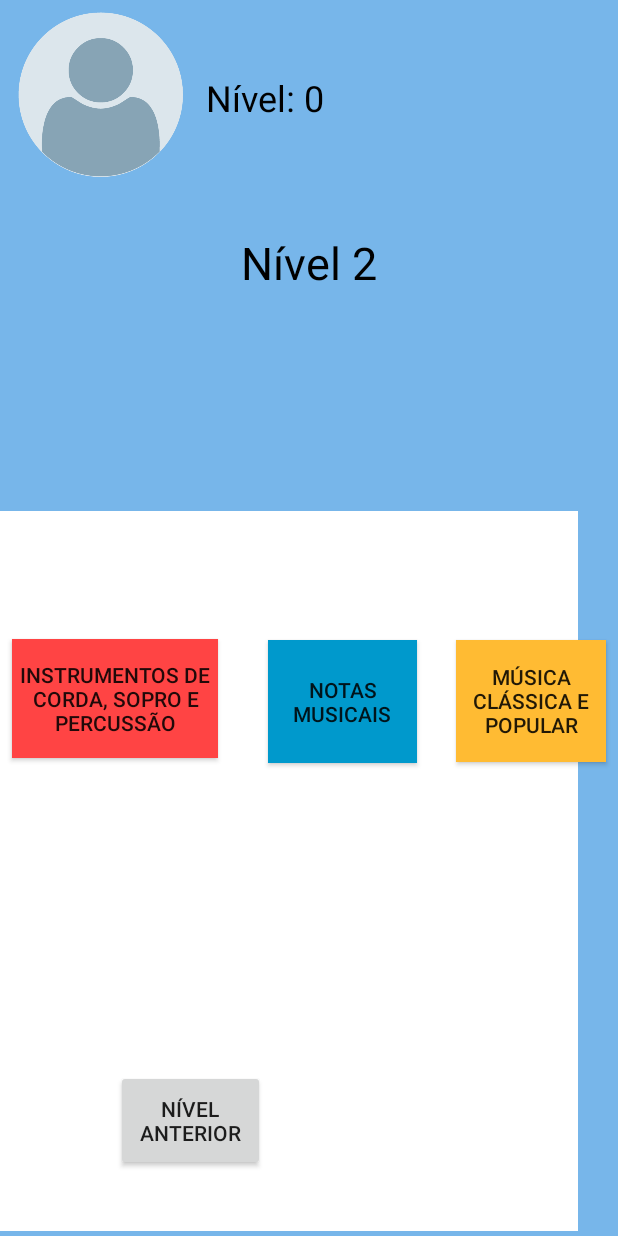
After one commit to BrenoUSP/MusicApp, an Android app: the lvl2_content screen opened directly, with no data from a screen before it, on a phone screen of 412 x 824 dp. The commit adds this screen. Run offline under Robolectric (Android 15) with nearby library versions, the phone set to English and light mode, and no system bars.

Commit message:
Esqueletos de telas de níveis até o nível 2.

```diff
--- a/Software/Musication/app/src/main/AndroidManifest.xml
+++ b/Software/Musication/app/src/main/AndroidManifest.xml
@@ -39,6 +39,11 @@
         <activity android:name=".RegisterActivity" />
         <activity
             android:name=".lvl1_content"
+            android:theme="@style/AppTheme.NoActionBar" />
+        <activity android:name=".lvl1_teomus_1" />
+        <activity android:name=".lvl1_teomus_2" />
+        <activity
+            android:name=".lvl2_content"
             android:theme="@style/AppTheme.NoActionBar">
         </activity>
     </application>
--- a/Software/Musication/app/src/main/java/efestus/musication/LoginActivity.java
+++ b/Software/Musication/app/src/main/java/efestus/musication/LoginActivity.java
@@ -77,6 +77,10 @@ public class LoginActivity extends AppCompatActivity {
                             intent = new Intent(LoginActivity.this, lvl1_content.class);
                             startActivity(intent);
                             break;
+                        case 2:
+                            intent = new Intent(LoginActivity.this, lvl2_content.class);
+                            startActivity(intent);
+                            break;
 
                     }
 
--- a/Software/Musication/app/src/main/java/efestus/musication/RegisterActivity.java
+++ b/Software/Musication/app/src/main/java/efestus/musication/RegisterActivity.java
@@ -83,6 +83,12 @@ public class RegisterActivity extends AppCompatActivity {
 
                     editor.putInt("level", 0);
 
+                    editor.putInt("level_instr", 0);
+
+                    editor.putInt("level_teomus", 0);
+
+                    editor.putInt("level_genre", 0);
+
                     String encodedImage = "";
 
                     if(bitmapFinal != null){
--- /dev/null
+++ b/Software/Musication/app/src/main/java/efestus/musication/lvl2_content.java
@@ -0,0 +1,137 @@
+package efestus.musication;
+
+import android.content.DialogInterface;
+import android.content.Intent;
+import android.content.SharedPreferences;
+import android.graphics.Bitmap;
+import android.graphics.BitmapFactory;
+import android.support.v7.app.AlertDialog;
+import android.support.v7.app.AppCompatActivity;
+import android.os.Bundle;
+import android.util.Base64;
+import android.view.View;
+import android.widget.Button;
+import android.widget.ImageView;
+import android.widget.TextView;
+import android.widget.Toast;
+
+public class lvl2_content extends AppCompatActivity {
+
+    @Override
+    protected void onCreate(Bundle savedInstanceState) {
+        super.onCreate(savedInstanceState);
+        setContentView(R.layout.activity_lvl2_content);
+
+        SharedPreferences pref = getApplicationContext().getSharedPreferences("MyPref", 0); // 0 - for private mode
+
+        TextView textView1 = (TextView) findViewById(R.id.textView1);
+        textView1.setText("Nível: " + pref.getInt("level", 0));
+        TextView textView = (TextView) findViewById(R.id.textView);
+        textView.setText(pref.getString("username", ""));
+
+        String imagePath = pref.getString("image", "");
+
+        if(imagePath != ""){
+            byte[] b = Base64.decode(imagePath, Base64.DEFAULT);
+            Bitmap bitmap = BitmapFactory.decodeByteArray(b, 0, b.length);
+            ImageView imageView = (ImageView) findViewById(R.id.imageView3);
+            imageView.setImageBitmap(bitmap);
+        }
+
+        Button but3 = (Button) findViewById(R.id.button3);
+        but3.setOnClickListener(new View.OnClickListener() {
+            @Override
+            public void onClick(View view) {
+                SharedPreferences pref = getApplicationContext().getSharedPreferences("MyPref", 0);
+                SharedPreferences.Editor editor = pref.edit();
+
+                if(pref.getInt("level_genre", 0) == 2){
+                    //Intent intent = new Intent(lvl2_content.this, lvl2_notmus_1.class);
+                    //startActivity(intent);
+                } else {
+                    AlertDialog.Builder builder1 = new AlertDialog.Builder(lvl2_content.this);
+                    builder1.setMessage("Comece o ramo de gêneros musicais para começar esse módulo!");
+
+                    builder1.setCancelable(true);
+
+                    builder1.setPositiveButton("Ok", new DialogInterface.OnClickListener() {
+                        public void onClick(DialogInterface dialog, int id) {
+                            dialog.cancel();
+                        }
+                    });
+
+                    AlertDialog alert11 = builder1.create();
+                    alert11.show();
+                }
+
+            }
+        });
+
+        Button but1 = (Button) findViewById(R.id.button1);
+        but1.setOnClickListener(new View.OnClickListener() {
+            @Override
+            public void onClick(View view) {
+                SharedPreferences pref = getApplicationContext().getSharedPreferences("MyPref", 0);
+                SharedPreferences.Editor editor = pref.edit();
+
+                if(pref.getInt("level_instr", 0) == 2){
+                    //Intent intent = new Intent(lvl2_content.this, lvl2_notmus_1.class);
+                    //startActivity(intent);
+                } else {
+                    AlertDialog.Builder builder1 = new AlertDialog.Builder(lvl2_content.this);
+                    builder1.setMessage("Comece o ramo de instrumentos musicais para começar esse módulo!");
+
+                    builder1.setCancelable(true);
+
+                    builder1.setPositiveButton("Ok", new DialogInterface.OnClickListener() {
+                        public void onClick(DialogInterface dialog, int id) {
+                            dialog.cancel();
+                        }
+                    });
+
+                    AlertDialog alert11 = builder1.create();
+                    alert11.show();
+                }
+
+            }
+        });
+
+        Button but2 = (Button) findViewById(R.id.button2);
+        but2.setOnClickListener(new View.OnClickListener() {
+            @Override
+            public void onClick(View view) {
+                SharedPreferences pref = getApplicationContext().getSharedPreferences("MyPref", 0);
+                SharedPreferences.Editor editor = pref.edit();
+
+                if(pref.getInt("level_teomus", 0) == 2){
+                    Intent intent = new Intent(lvl2_content.this, lvl2_notmus_1.class);
+                    startActivity(intent);
+                } else {
+                    AlertDialog.Builder builder1 = new AlertDialog.Builder(lvl2_content.this);
+                    builder1.setMessage("Comece o ramo de teoria musical para começar esse módulo!");
+
+                    builder1.setCancelable(true);
+
+                    builder1.setPositiveButton("Ok", new DialogInterface.OnClickListener() {
+                        public void onClick(DialogInterface dialog, int id) {
+                            dialog.cancel();
+                        }
+                    });
+
+                    AlertDialog alert11 = builder1.create();
+                    alert11.show();
+                }
+
+            }
+        });
+
+        Button but5 = (Button) findViewById(R.id.button5);
+        but5.setOnClickListener(new View.OnClickListener() {
+            @Override
+            public void onClick(View view) {
+                Intent intent = new Intent(lvl2_content.this, lvl1_content.class);
+                startActivity(intent);
+            }
+        });
+    }
+}
--- /dev/null
+++ b/Software/Musication/app/src/main/res/layout/activity_lvl2_content.xml
@@ -0,0 +1,201 @@
+<?xml version="1.0" encoding="utf-8"?>
+<android.support.constraint.ConstraintLayout xmlns:android="http://schemas.android.com/apk/res/android"
+    xmlns:app="http://schemas.android.com/apk/res-auto"
+    xmlns:tools="http://schemas.android.com/tools"
+    android:layout_width="match_parent"
+    android:layout_height="match_parent"
+    android:background="#77b6ea"
+    tools:context=".lvl2_content">
+
+    <Button
+        android:id="@+id/button6"
+        android:layout_width="99dp"
+        android:layout_height="67dp"
+        android:layout_marginBottom="8dp"
+        android:layout_marginEnd="8dp"
+        android:layout_marginLeft="8dp"
+        android:layout_marginRight="8dp"
+        android:layout_marginStart="8dp"
+        android:layout_marginTop="8dp"
+        android:background="@android:color/holo_orange_light"
+        android:enabled="true"
+        android:text="Próximo nível"
+        android:visibility="invisible"
+        app:layout_constraintBottom_toBottomOf="parent"
+        app:layout_constraintEnd_toEndOf="parent"
+        app:layout_constraintHorizontal_bias="0.784"
+        app:layout_constraintStart_toStartOf="parent"
+        app:layout_constraintTop_toTopOf="parent"
+        app:layout_constraintVertical_bias="0.952" />
+
+    <Button
+        android:id="@+id/button5"
+        android:layout_width="99dp"
+        android:layout_height="67dp"
+        android:layout_marginBottom="8dp"
+        android:layout_marginEnd="8dp"
+        android:layout_marginLeft="8dp"
+        android:layout_marginRight="8dp"
+        android:layout_marginStart="8dp"
+        android:layout_marginTop="8dp"
+        android:enabled="true"
+        android:text="Nível anterior"
+        android:visibility="visible"
+        app:layout_constraintBottom_toBottomOf="parent"
+        app:layout_constraintEnd_toEndOf="parent"
+        app:layout_constraintHorizontal_bias="0.234"
+        app:layout_constraintStart_toStartOf="parent"
+        app:layout_constraintTop_toTopOf="parent"
+        app:layout_constraintVertical_bias="0.952" />
+
+    <Button
+        android:id="@+id/button3"
+        android:layout_width="100dp"
+        android:layout_height="81dp"
+        android:layout_marginBottom="8dp"
+        android:layout_marginEnd="8dp"
+        android:layout_marginLeft="8dp"
+        android:layout_marginRight="8dp"
+        android:layout_marginStart="8dp"
+        android:layout_marginTop="8dp"
+        android:background="@android:color/holo_orange_light"
+        android:text="Música clássica e popular"
+        app:layout_constraintBottom_toBottomOf="parent"
+        app:layout_constraintEnd_toEndOf="parent"
+        app:layout_constraintHorizontal_bias="1.0"
+        app:layout_constraintStart_toStartOf="parent"
+        app:layout_constraintTop_toTopOf="parent"
+        app:layout_constraintVertical_bias="0.576" />
+
+    <Button
+        android:id="@+id/button1"
+        android:layout_width="137dp"
+        android:layout_height="79dp"
+        android:layout_marginBottom="8dp"
+        android:layout_marginEnd="8dp"
+        android:layout_marginLeft="8dp"
+        android:layout_marginRight="8dp"
+        android:layout_marginStart="8dp"
+        android:layout_marginTop="8dp"
+        android:background="@android:color/holo_red_light"
+        android:text="Instrumentos de corda, sopro e percussão"
+        app:layout_constraintBottom_toBottomOf="parent"
+        app:layout_constraintEnd_toEndOf="parent"
+        app:layout_constraintHorizontal_bias="0.0"
+        app:layout_constraintStart_toStartOf="parent"
+        app:layout_constraintTop_toTopOf="parent"
+        app:layout_constraintVertical_bias="0.574" />
+
+    <Button
+        android:id="@+id/button2"
+        android:layout_width="99dp"
+        android:layout_height="82dp"
+        android:layout_marginBottom="8dp"
+        android:layout_marginEnd="8dp"
+        android:layout_marginLeft="8dp"
+        android:layout_marginRight="8dp"
+        android:layout_marginStart="8dp"
+        android:layout_marginTop="8dp"
+        android:background="@android:color/holo_blue_dark"
+        android:text="Notas musicais"
+        app:layout_constraintBottom_toBottomOf="parent"
+        app:layout_constraintEnd_toEndOf="parent"
+        app:layout_constraintHorizontal_bias="0.576"
+        app:layout_constraintStart_toStartOf="parent"
+        app:layout_constraintTop_toTopOf="parent"
+        app:layout_constraintVertical_bias="0.577" />
+
+    <ScrollView
+        android:id="@+id/scrollView2"
+        android:layout_width="385dp"
+        android:layout_height="480dp"
+        android:layout_marginBottom="3dp"
+        android:layout_marginTop="8dp"
+        android:background="@android:color/background_light"
+        app:layout_constraintBottom_toBottomOf="parent"
+        app:layout_constraintEnd_toEndOf="parent"
+        app:layout_constraintHorizontal_bias="0.0"
+        app:layout_constraintStart_toStartOf="parent"
+        app:layout_constraintTop_toTopOf="parent"
+        app:layout_constraintVertical_bias="1.0">
+
+    </ScrollView>
+
+    <TextView
+        android:id="@+id/textView"
+        android:layout_width="wrap_content"
+        android:layout_height="wrap_content"
+        android:layout_marginBottom="8dp"
+        android:layout_marginEnd="8dp"
+        android:layout_marginLeft="8dp"
+        android:layout_marginRight="8dp"
+        android:layout_marginStart="8dp"
+        android:layout_marginTop="8dp"
+        android:text="Usuário"
+        android:textColor="@android:color/background_dark"
+        android:textSize="24sp"
+        app:layout_constraintBottom_toTopOf="@+id/scrollView2"
+        app:layout_constraintEnd_toEndOf="parent"
+        app:layout_constraintHorizontal_bias="0.018"
+        app:layout_constraintStart_toEndOf="@+id/imageView3"
+        app:layout_constraintTop_toTopOf="parent"
+        app:layout_constraintVertical_bias="0.0" />
+
+    <TextView
+        android:id="@+id/textView16"
+        android:layout_width="wrap_content"
+        android:layout_height="wrap_content"
+        android:layout_marginBottom="8dp"
+        android:layout_marginEnd="8dp"
+        android:layout_marginLeft="8dp"
+        android:layout_marginRight="8dp"
+        android:layout_marginStart="8dp"
+        android:layout_marginTop="128dp"
+        android:text="Nível 2"
+        android:textColor="@android:color/background_dark"
+        android:textSize="30sp"
+        app:layout_constraintBottom_toBottomOf="parent"
+        app:layout_constraintEnd_toEndOf="parent"
+        app:layout_constraintStart_toStartOf="parent"
+        app:layout_constraintTop_toTopOf="parent"
+        app:layout_constraintVertical_bias="0.041" />
+
+    <ImageView
+        android:id="@+id/imageView3"
+        android:layout_width="118dp"
+        android:layout_height="110dp"
+        android:layout_marginBottom="432dp"
+        android:layout_marginEnd="8dp"
+        android:layout_marginLeft="8dp"
+        android:layout_marginRight="8dp"
+        android:layout_marginStart="8dp"
+        android:layout_marginTop="8dp"
+        app:layout_constraintBottom_toBottomOf="parent"
+        app:layout_constraintEnd_toEndOf="parent"
+        app:layout_constraintHorizontal_bias="0.0"
+        app:layout_constraintStart_toStartOf="parent"
+        app:layout_constraintTop_toTopOf="parent"
+        app:layout_constraintVertical_bias="0.0"
+        app:srcCompat="@drawable/user_default" />
+
+    <TextView
+        android:id="@+id/textView1"
+        android:layout_width="wrap_content"
+        android:layout_height="wrap_content"
+        android:layout_marginBottom="8dp"
+        android:layout_marginEnd="8dp"
+        android:layout_marginLeft="8dp"
+        android:layout_marginRight="8dp"
+        android:layout_marginStart="8dp"
+        android:layout_marginTop="8dp"
+        android:text="Nível: 0"
+        android:textColor="@android:color/background_dark"
+        android:textSize="24sp"
+        app:layout_constraintBottom_toBottomOf="parent"
+        app:layout_constraintEnd_toEndOf="parent"
+        app:layout_constraintHorizontal_bias="0.018"
+        app:layout_constraintStart_toEndOf="@+id/imageView3"
+        app:layout_constraintTop_toBottomOf="@+id/textView"
+        app:layout_constraintVertical_bias="0.0" />
+
+</android.support.constraint.ConstraintLayout>
--- a/Software/Musication/app/src/main/res/layout/activity_lvl2_notmus_2.xml
+++ b/Software/Musication/app/src/main/res/layout/activity_lvl2_notmus_2.xml
@@ -49,15 +49,15 @@
         android:layout_width="61dp"
         android:layout_height="57dp"
         android:layout_marginBottom="8dp"
-        android:layout_marginEnd="8dp"
+        android:layout_marginEnd="16dp"
         android:layout_marginLeft="8dp"
-        android:layout_marginRight="8dp"
+        android:layout_marginRight="16dp"
         android:layout_marginStart="8dp"
         android:layout_marginTop="8dp"
         android:text="G"
         app:layout_constraintBottom_toBottomOf="parent"
         app:layout_constraintEnd_toEndOf="parent"
-        app:layout_constraintHorizontal_bias="0.272"
+        app:layout_constraintHorizontal_bias="1.0"
         app:layout_constraintStart_toEndOf="@+id/button3"
         app:layout_constraintTop_toTopOf="parent"
         app:layout_constraintVertical_bias="0.826" />
```
Also changed, not shown: Software/Musication/app/src/main/java/efestus/musication/lvl1_content.java (+16 -0 lines), Software/Musication/app/src/main/java/efestus/musication/lvl1_teomus_1.java (added, +60 -0 lines), Software/Musication/app/src/main/java/efestus/musication/lvl1_teomus_2.java (added, +13 -0 lines), Software/Musication/app/src/main/res/layout/activity_lvl1_teomus_1.xml (added, +128 -0 lines), Software/Musication/app/src/main/res/layout/activity_lvl1_teomus_2.xml (added, +48 -0 lines).
